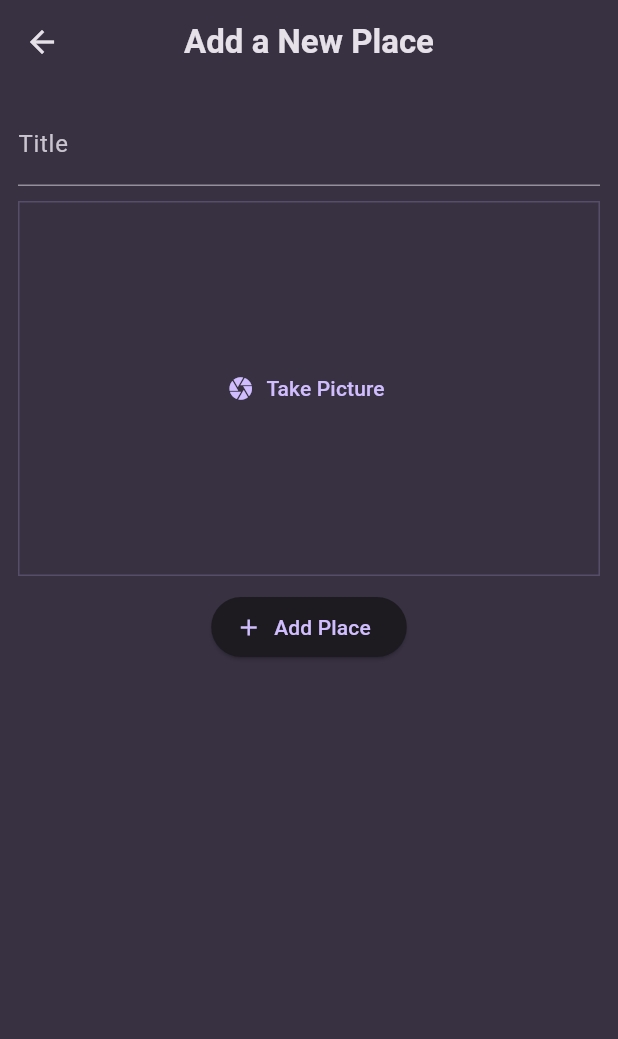
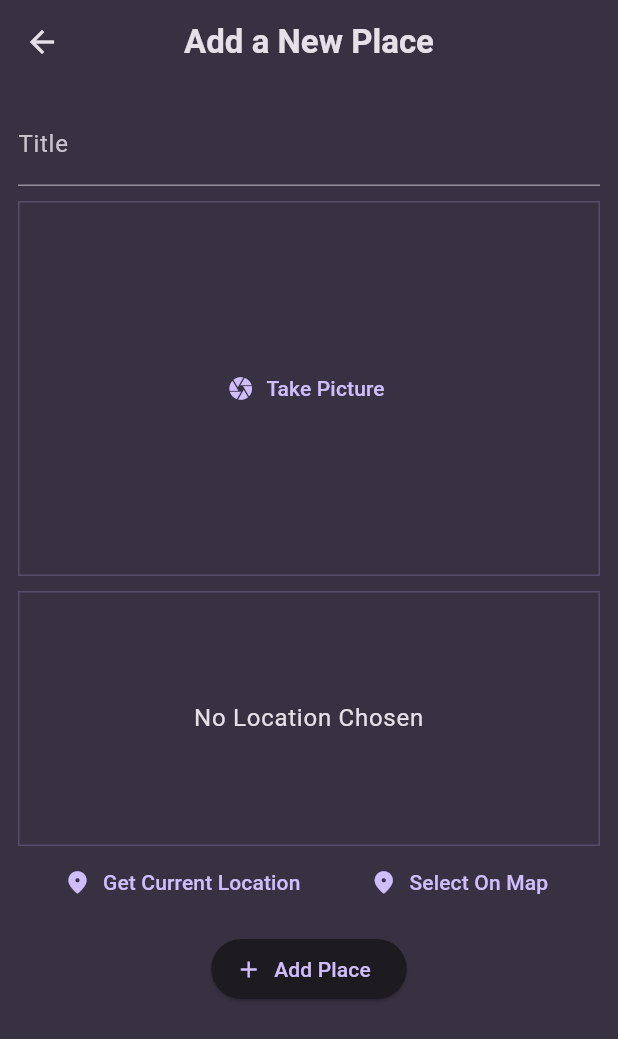
Before and after one commit to beingdutta/favourite-places-GPS, a Flutter app: the AddPlaceScreen screen opened directly, on a phone screen of 412 x 824 dp. Shown: the top 1039 px of the screen. Run offline on Flutter 3.47's test engine with Material 3 defaults, Android fonts, the phone set to English and light mode, and no system bars; our stand-ins replace flutter_riverpod, google_fonts, image_picker, location.

Commit message:
location support added

```diff
--- a/lib/screens/add_place_screen.dart
+++ b/lib/screens/add_place_screen.dart
@@ -2,6 +2,7 @@ import 'dart:io';
 
 import 'package:favourite_places/providers/user_places.dart';
 import 'package:favourite_places/widgets/image_input.dart';
+import 'package:favourite_places/widgets/location_input.dart';
 import 'package:flutter/material.dart';
 import 'package:flutter_riverpod/flutter_riverpod.dart';
 
@@ -63,7 +64,13 @@ class _AddPlaceScreenState extends ConsumerState<AddPlaceScreen> {
             SizedBox(height: 10),
 
             // Image Input Btn.
-            ImageInput(onPickImage: onPickImageParentScreen,),
+            ImageInput(onPickImage: onPickImageParentScreen),
+
+            // Vertical Spacing
+            SizedBox(height: 10),
+
+            // Location Input Btns
+            LocationInput(),
 
             // Vertical Spacing
             SizedBox(height: 10),
--- /dev/null
+++ b/lib/widgets/location_input.dart
@@ -0,0 +1,102 @@
+import 'package:flutter/material.dart';
+import 'package:location/location.dart';
+
+class LocationInput extends StatefulWidget {
+  const LocationInput({super.key});
+
+  @override
+  State<LocationInput> createState() => _LocationInputState();
+}
+
+class _LocationInputState extends State<LocationInput> {
+  // Class vars.
+  Location? _pickedLocation;
+  bool _isLoadingLocation = false;
+
+  void _getCurrentLocation() async {
+    Location location = Location();
+
+    bool serviceEnabled;
+    PermissionStatus permissionGranted;
+    LocationData locationData;
+
+    serviceEnabled = await location.serviceEnabled();
+    if (!serviceEnabled) {
+      serviceEnabled = await location.requestService();
+      if (!serviceEnabled) {
+        return;
+      }
+    }
+
+    permissionGranted = await location.hasPermission();
+    if (permissionGranted == PermissionStatus.denied) {
+      permissionGranted = await location.requestPermission();
+      if (permissionGranted != PermissionStatus.granted) {
+        return;
+      }
+    }
+
+    // Show Spinner when location data is being loaded.
+    setState(() {
+      _isLoadingLocation = true;
+    });
+
+    locationData = await location.getLocation();
+
+    setState(() {
+      _isLoadingLocation = false;
+    });
+
+    print('Location Latitude Determined is: ${locationData.latitude}');
+    print('Location Longitude Determined is: ${locationData.longitude}');
+  }
+
+  @override
+  Widget build(BuildContext context) {
+
+    Widget previewContent = Text(
+      'No Location Chosen',
+      textAlign: TextAlign.center,
+      style: Theme.of(context).textTheme.bodyLarge!.copyWith(color: Theme.of(context).colorScheme.onSurface),
+    );
+
+    if (_isLoadingLocation){
+      previewContent = const CircularProgressIndicator();
+    }
+
+    return Column(
+      children: [
+        // Container
+        Container(
+          height: 170,
+          width: double.infinity,
+          alignment: Alignment.center,
+          decoration: BoxDecoration(
+            border: Border.all(width: 1, color: Theme.of(context).colorScheme.primary.withValues(alpha: 0.2)),
+          ),
+          child: previewContent
+        ),
+
+        // A row after.
+        Row(
+          mainAxisAlignment: MainAxisAlignment.spaceEvenly,
+          children: [
+            // Text Btn 1
+            TextButton.icon(
+              onPressed: _getCurrentLocation,
+              label: const Text('Get Current Location'),
+              icon: Icon(Icons.location_on_rounded),
+            ),
+
+            // Text Btn 2
+            TextButton.icon(
+              onPressed: () {},
+              label: const Text('Select On Map'),
+              icon: Icon(Icons.location_on_rounded),
+            ),
+          ],
+        ),
+      ],
+    );
+  }
+}
--- a/pubspec.yaml
+++ b/pubspec.yaml
@@ -38,6 +38,7 @@ dependencies:
   uuid: ^4.5.1
   flutter_riverpod: ^2.6.1
   image_picker: ^1.1.2
+  location: ^8.0.1
 
 dev_dependencies:
   flutter_test:
```
Also changed, not shown: lib/screens/place_details_screen.dart (+13 -6 lines), pubspec.lock, 2 other files.
